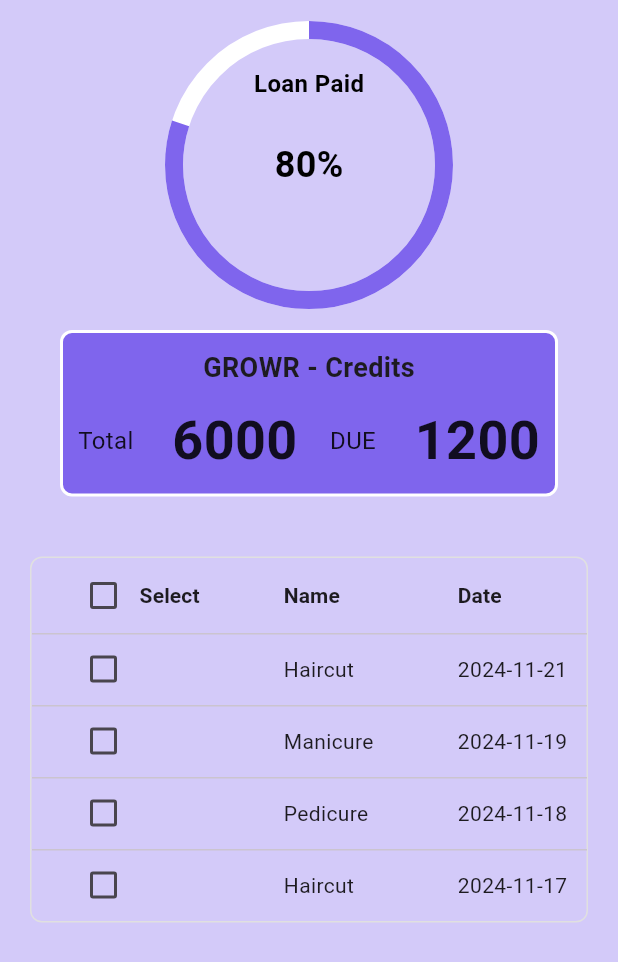
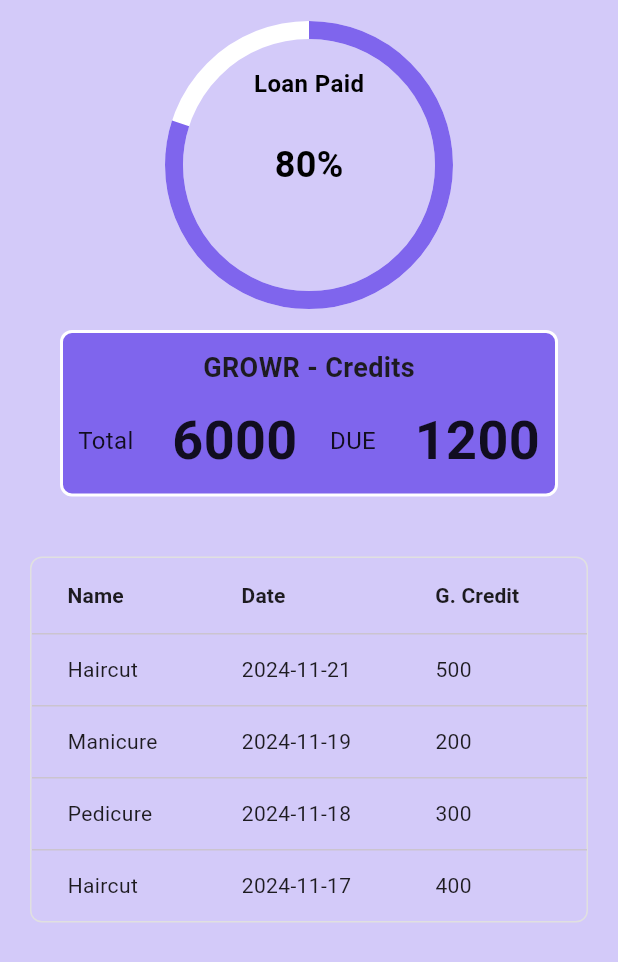
Before and after one commit to patternproject/growr-001, a Flutter app: the AccountPage screen opened directly, on a phone screen of 412 x 824 dp. Shown: the top 962 px of the screen. Run offline on Flutter 3.47's test engine with Material 3 defaults, Android fonts, the phone set to English and light mode, and no system bars; our stand-ins replace cloud_firestore, file_picker, firebase_auth, firebase_core, fluttertoast, google_sign_in and 1 more; accounts and stored records are empty.

Commit message:
Changed the icons links to screens

```diff
--- a/lib/common/app_footer.dart
+++ b/lib/common/app_footer.dart
@@ -41,12 +41,12 @@
             const NavIconButton(
               icon: Icons.home,
               label: 'Home',
-              targetRoute: '/home',
+              targetRoute: '/account',
             ),
             const NavIconButton(
               icon: Icons.account_balance,
               label: 'Account',
-              targetRoute: '/account-home',
+              targetRoute: '/loan-application',
             ),
             const NavIconButton(
               icon: Icons.person,
--- a/lib/screens/account.dart
+++ b/lib/screens/account.dart
@@ -188,20 +188,7 @@
                           headingRowHeight: 50,
                           columns: [
                             // Checkbox in the header
-                            DataColumn(
-                              label: Row(
-                                children: [
-                                  Checkbox(
-                                    value: _selectAll,
-                                    onChanged: _onSelectAllChanged,
-                                  ),
-                                  const Text(
-                                    'Select',
-                                    style: TextStyle(fontWeight: FontWeight.bold),
-                                  ),
-                                ],
-                              ),
-                            ),
+
                             const DataColumn(
                               label: Text(
                                 'Name',
@@ -231,7 +218,6 @@
                             return DataRow(
                               cells: [
                                 // Checkbox for each row
-                                DataCell(Checkbox(value: false, onChanged: (value) {})),
                                 DataCell(Text(data['name']!)),
                                 DataCell(Text(data['date']!)),
                                 DataCell(Text(data['credit']!)),
--- a/lib/screens/loan_application.dart
+++ b/lib/screens/loan_application.dart
@@ -105,7 +105,7 @@
         content: Text('Loan application revoked successfully!'),
       ));
 
-      Navigator.pushNamed(context, '/account-home');
+      // Navigator.pushNamed(context, '/account-home');
       // Re-fetch loan applications to update UI
       _fetchLoanApplications();
     } catch (e) {
```
